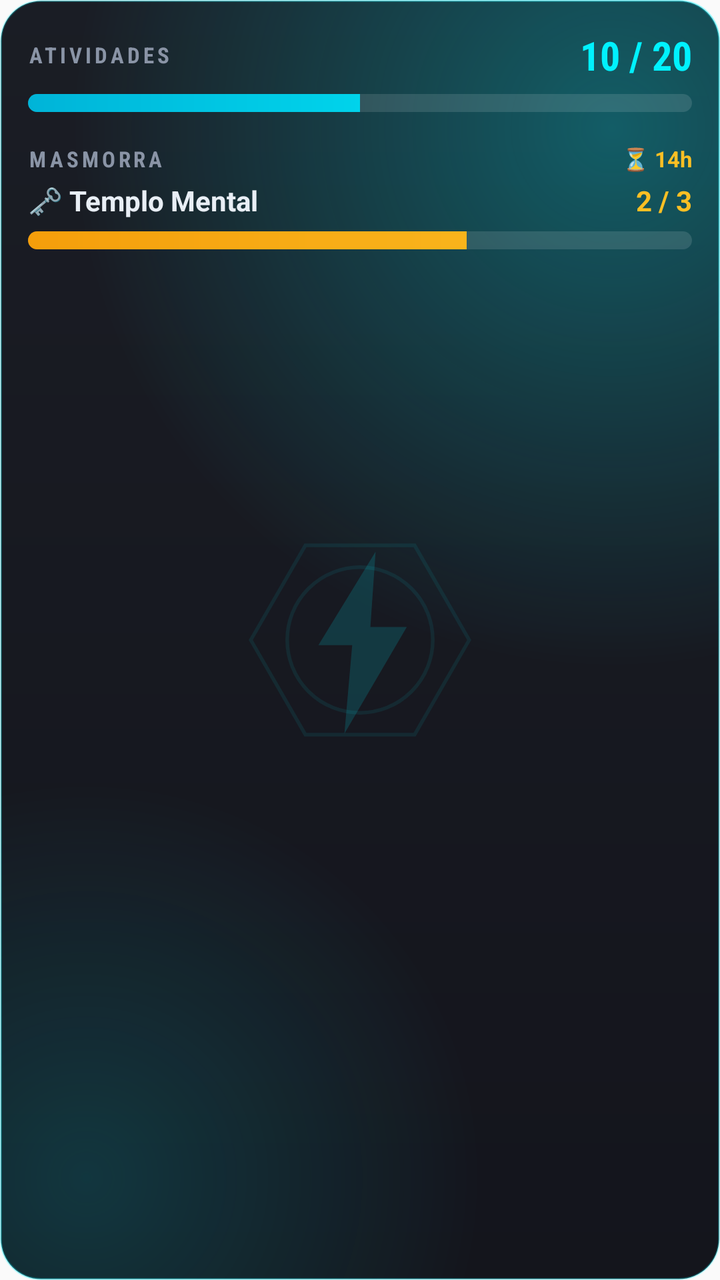
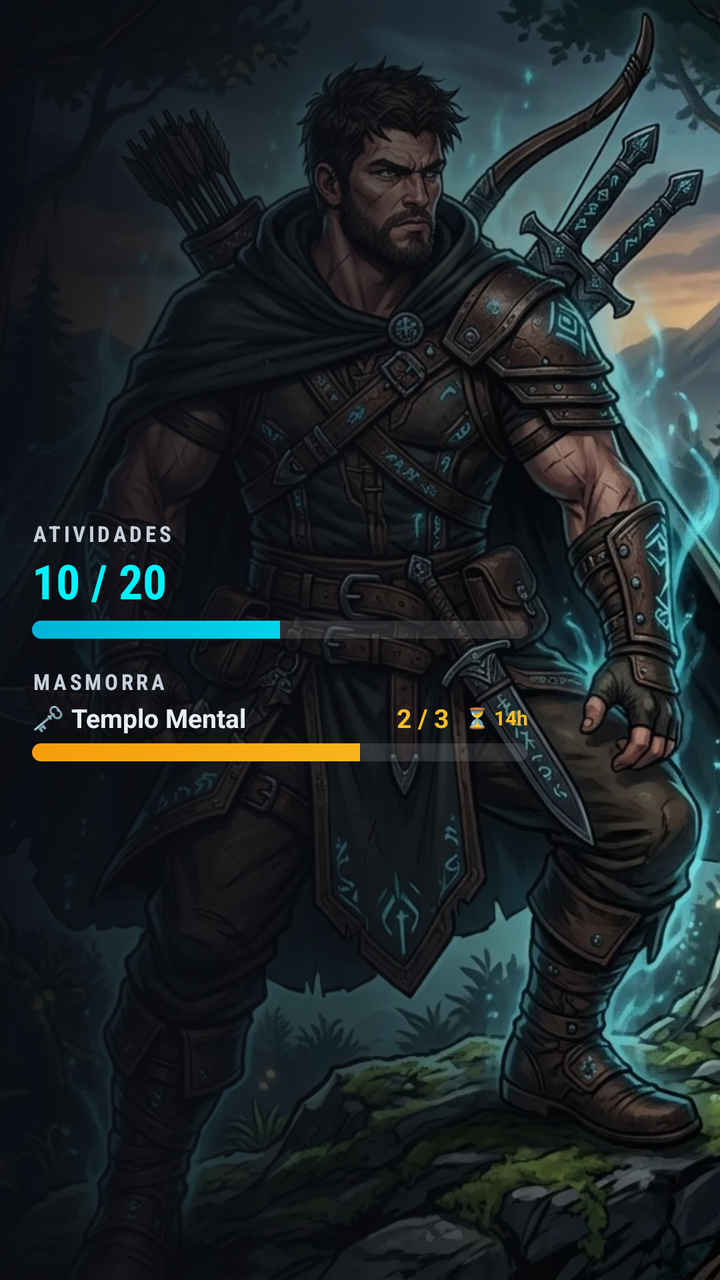

Screens rendered from an Android XML layout before and after an edit, with the pre-edit source and the edit as a unified diff.
<!-- AndroidManifest.xml: application theme AppTheme -->
<!-- res/layout/widget_liferpg.xml -->
<?xml version="1.0" encoding="utf-8"?>
<LinearLayout xmlns:android="http://schemas.android.com/apk/res/android"
    android:id="@+id/widget_root"
    android:layout_width="match_parent"
    android:layout_height="match_parent"
    android:orientation="vertical"
    android:background="@drawable/widget_bg"
    android:padding="14dp">

    
    <LinearLayout
        android:layout_width="match_parent"
        android:layout_height="wrap_content"
        android:orientation="horizontal"
        android:gravity="center_vertical">

        <TextView
            android:layout_width="0dp"
            android:layout_height="wrap_content"
            android:layout_weight="1"
            android:text="ATIVIDADES"
            android:textColor="#8A94A6"
            android:textSize="11sp"
            android:textStyle="bold"
            android:letterSpacing="0.15"
            android:fontFamily="sans-serif-condensed" />

        <TextView
            android:id="@+id/widget_act_value"
            android:layout_width="wrap_content"
            android:layout_height="wrap_content"
            android:text="10 / 20"
            android:textColor="#00F2FE"
            android:textStyle="bold"
            android:textSize="20sp"
            android:fontFamily="sans-serif-condensed" />
    </LinearLayout>

    <ProgressBar
        android:id="@+id/widget_act_bar"
        style="?android:attr/progressBarStyleHorizontal"
        android:layout_width="match_parent"
        android:layout_height="9dp"
        android:layout_marginTop="6dp"
        android:max="100"
        android:progress="50"
        android:progressDrawable="@drawable/widget_xp_progress" />

    
    <LinearLayout
        android:layout_width="match_parent"
        android:layout_height="wrap_content"
        android:orientation="horizontal"
        android:layout_marginTop="16dp"
        android:gravity="center_vertical">

        <TextView
            android:layout_width="0dp"
            android:layout_height="wrap_content"
            android:layout_weight="1"
            android:text="MASMORRA"
            android:textColor="#8A94A6"
            android:textSize="11sp"
            android:textStyle="bold"
            android:letterSpacing="0.15"
            android:fontFamily="sans-serif-condensed" />

        <TextView
            android:id="@+id/widget_dungeon_time"
            android:layout_width="wrap_content"
            android:layout_height="wrap_content"
            android:text="⏳ 14h"
            android:textColor="#FBBF24"
            android:textSize="11sp"
            android:textStyle="bold" />
    </LinearLayout>

    <LinearLayout
        android:layout_width="match_parent"
        android:layout_height="wrap_content"
        android:orientation="horizontal"
        android:layout_marginTop="4dp"
        android:gravity="center_vertical">

        <TextView
            android:id="@+id/widget_dungeon_title"
            android:layout_width="0dp"
            android:layout_height="wrap_content"
            android:layout_weight="1"
            android:text="🗝 Templo Mental"
            android:textColor="#E8EEF5"
            android:textStyle="bold"
            android:textSize="14sp"
            android:maxLines="1"
            android:ellipsize="end" />

        <TextView
            android:id="@+id/widget_dungeon_value"
            android:layout_width="wrap_content"
            android:layout_height="wrap_content"
            android:layout_marginStart="8dp"
            android:text="2 / 3"
            android:textColor="#FBBF24"
            android:textStyle="bold"
            android:textSize="14sp" />
    </LinearLayout>

    <ProgressBar
        android:id="@+id/widget_dungeon_bar"
        style="?android:attr/progressBarStyleHorizontal"
        android:layout_width="match_parent"
        android:layout_height="9dp"
        android:layout_marginTop="6dp"
        android:max="100"
        android:progress="66"
        android:progressDrawable="@drawable/widget_dungeon_progress" />

</LinearLayout>
<!-- resources referenced by this layout -->
<resources>
  <!-- drawable widget_dungeon_progress (drawable) -->
  <?xml version="1.0" encoding="utf-8"?>
  <layer-list xmlns:android="http://schemas.android.com/apk/res/android">
      <item android:id="@android:id/background">
          <shape android:shape="rectangle">
              <corners android:radius="6dp" />
              <solid android:color="#1FFFFFFF" />
          </shape>
      </item>
      <item android:id="@android:id/progress">
          <clip>
              <shape android:shape="rectangle">
                  <corners android:radius="6dp" />
                  <gradient
                      android:angle="0"
                      android:startColor="#F59E0B"
                      android:endColor="#FBBF24" />
              </shape>
          </clip>
      </item>
  </layer-list>
  <!-- drawable widget_xp_progress (drawable) -->
  <?xml version="1.0" encoding="utf-8"?>
  <layer-list xmlns:android="http://schemas.android.com/apk/res/android">
      <item android:id="@android:id/background">
          <shape android:shape="rectangle">
              <corners android:radius="6dp" />
              <solid android:color="#1FFFFFFF" />
          </shape>
      </item>
      <item android:id="@android:id/progress">
          <clip>
              <shape android:shape="rectangle">
                  <corners android:radius="6dp" />
                  <gradient
                      android:angle="0"
                      android:startColor="#00B4D8"
                      android:endColor="#00F2FE" />
              </shape>
          </clip>
      </item>
  </layer-list>
  <style name="AppTheme" parent="Theme.AppCompat.Light.DarkActionBar">
          
          <item name="colorPrimary">@color/colorPrimary</item>
          <item name="colorPrimaryDark">@color/colorPrimaryDark</item>
          <item name="colorAccent">@color/colorAccent</item>
      </style>
  <!-- drawable widget_emblem (drawable) -->
  <?xml version="1.0" encoding="utf-8"?>
  <vector xmlns:android="http://schemas.android.com/apk/res/android"
      android:width="120dp"
      android:height="120dp"
      android:viewportWidth="100"
      android:viewportHeight="100">
  
      
      <path
          android:strokeColor="#1400F2FE"
          android:strokeWidth="1.4"
          android:fillColor="#00000000"
          android:pathData="M92,50 L71,86.4 L29,86.4 L8,50 L29,13.6 L71,13.6 Z" />
  
      
      <path
          android:strokeColor="#1400F2FE"
          android:strokeWidth="1.4"
          android:fillColor="#00000000"
          android:pathData="M22,50 A28,28 0 1 1 78,50 A28,28 0 1 1 22,50 Z" />
  
      
      <path
          android:fillColor="#2600F2FE"
          android:pathData="M56,16 L34,52 L47,52 L44,86 L68,45 L54,45 Z" />
  </vector>
</resources>

<!-- the commit's change to res/layout/widget_liferpg.xml (unified diff, before → after) -->
@@ -1,28 +1,38 @@
 <?xml version="1.0" encoding="utf-8"?>
-<LinearLayout xmlns:android="http://schemas.android.com/apk/res/android"
+<FrameLayout xmlns:android="http://schemas.android.com/apk/res/android"
     android:id="@+id/widget_root"
     android:layout_width="match_parent"
     android:layout_height="match_parent"
-    android:orientation="vertical"
-    android:background="@drawable/widget_bg"
-    android:padding="14dp">
+    android:background="#FF0A0C12">
 
-    
+    <ImageView
+        android:id="@+id/widget_avatar"
+        android:layout_width="match_parent"
+        android:layout_height="match_parent"
+        android:scaleType="centerCrop"
+        android:src="@drawable/widget_avatar"
+        android:contentDescription="LifeRPG" />
+
     <LinearLayout
         android:layout_width="match_parent"
-        android:layout_height="wrap_content"
-        android:orientation="horizontal"
-        android:gravity="center_vertical">
+        android:layout_height="match_parent"
+        android:orientation="vertical"
+        android:gravity="center_vertical"
+        android:background="@drawable/widget_scrim"
+        android:paddingStart="16dp"
+        android:paddingEnd="96dp"
+        android:paddingTop="14dp"
+        android:paddingBottom="14dp">
 
+        
         <TextView
-            android:layout_width="0dp"
+            android:layout_width="wrap_content"
             android:layout_height="wrap_content"
-            android:layout_weight="1"
             android:text="ATIVIDADES"
-            android:textColor="#8A94A6"
+            android:textColor="#C8D0DC"
             android:textSize="11sp"
             android:textStyle="bold"
-            android:letterSpacing="0.15"
+            android:letterSpacing="0.14"
             android:fontFamily="sans-serif-condensed" />
 
         <TextView
@@ -32,87 +42,79 @@
             android:text="10 / 20"
             android:textColor="#00F2FE"
             android:textStyle="bold"
-            android:textSize="20sp"
+            android:textSize="24sp"
             android:fontFamily="sans-serif-condensed" />
-    </LinearLayout>
 
-    <ProgressBar
-        android:id="@+id/widget_act_bar"
-        style="?android:attr/progressBarStyleHorizontal"
-        android:layout_width="match_parent"
-        android:layout_height="9dp"
-        android:layout_marginTop="6dp"
-        android:max="100"
-        android:progress="50"
-        android:progressDrawable="@drawable/widget_xp_progress" />
+        <ProgressBar
+            android:id="@+id/widget_act_bar"
+            style="?android:attr/progressBarStyleHorizontal"
+            android:layout_width="match_parent"
+            android:layout_height="9dp"
+            android:layout_marginTop="4dp"
+            android:max="100"
+            android:progress="50"
+            android:progressDrawable="@drawable/widget_xp_progress" />
 
-    
-    <LinearLayout
-        android:layout_width="match_parent"
-        android:layout_height="wrap_content"
-        android:orientation="horizontal"
-        android:layout_marginTop="16dp"
-        android:gravity="center_vertical">
-
+        
         <TextView
-            android:layout_width="0dp"
+            android:layout_width="wrap_content"
             android:layout_height="wrap_content"
-            android:layout_weight="1"
+            android:layout_marginTop="14dp"
             android:text="MASMORRA"
-            android:textColor="#8A94A6"
+            android:textColor="#C8D0DC"
             android:textSize="11sp"
             android:textStyle="bold"
-            android:letterSpacing="0.15"
+            android:letterSpacing="0.14"
             android:fontFamily="sans-serif-condensed" />
 
-        <TextView
-            android:id="@+id/widget_dungeon_time"
-            android:layout_width="wrap_content"
+        <LinearLayout
+            android:layout_width="match_parent"
             android:layout_height="wrap_content"
-            android:text="⏳ 14h"
-            android:textColor="#FBBF24"
-            android:textSize="11sp"
-            android:textStyle="bold" />
+            android:orientation="horizontal"
+            android:layout_marginTop="2dp"
+            android:gravity="center_vertical">
+
+            <TextView
+                android:id="@+id/widget_dungeon_title"
+                android:layout_width="0dp"
+                android:layout_height="wrap_content"
+                android:layout_weight="1"
+                android:text="🗝 Templo Mental"
+                android:textColor="#E8EEF5"
+                android:textStyle="bold"
+                android:textSize="13sp"
+                android:maxLines="1"
+                android:ellipsize="end" />
+
+            <TextView
+                android:id="@+id/widget_dungeon_value"
+                android:layout_width="wrap_content"
+                android:layout_height="wrap_content"
+                android:layout_marginStart="8dp"
+                android:text="2 / 3"
+                android:textColor="#FBBF24"
+                android:textStyle="bold"
+                android:textSize="13sp" />
+
+            <TextView
+                android:id="@+id/widget_dungeon_time"
+                android:layout_width="wrap_content"
+                android:layout_height="wrap_content"
+                android:layout_marginStart="8dp"
+                android:text="⏳ 14h"
+                android:textColor="#FBBF24"
+                android:textSize="10sp"
+                android:textStyle="bold" />
+        </LinearLayout>
+
+        <ProgressBar
+            android:id="@+id/widget_dungeon_bar"
+            style="?android:attr/progressBarStyleHorizontal"
+            android:layout_width="match_parent"
+            android:layout_height="9dp"
+            android:layout_marginTop="4dp"
+            android:max="100"
+            android:progress="66"
+            android:progressDrawable="@drawable/widget_dungeon_progress" />
     </LinearLayout>
-
-    <LinearLayout
-        android:layout_width="match_parent"
-        android:layout_height="wrap_content"
-        android:orientation="horizontal"
-        android:layout_marginTop="4dp"
-        android:gravity="center_vertical">
-
-        <TextView
-            android:id="@+id/widget_dungeon_title"
-            android:layout_width="0dp"
-            android:layout_height="wrap_content"
-            android:layout_weight="1"
-            android:text="🗝 Templo Mental"
-            android:textColor="#E8EEF5"
-            android:textStyle="bold"
-            android:textSize="14sp"
-            android:maxLines="1"
-            android:ellipsize="end" />
-
-        <TextView
-            android:id="@+id/widget_dungeon_value"
-            android:layout_width="wrap_content"
-            android:layout_height="wrap_content"
-            android:layout_marginStart="8dp"
-            android:text="2 / 3"
-            android:textColor="#FBBF24"
-            android:textStyle="bold"
-            android:textSize="14sp" />
-    </LinearLayout>
-
-    <ProgressBar
-        android:id="@+id/widget_dungeon_bar"
-        style="?android:attr/progressBarStyleHorizontal"
-        android:layout_width="match_parent"
-        android:layout_height="9dp"
-        android:layout_marginTop="6dp"
-        android:max="100"
-        android:progress="66"
-        android:progressDrawable="@drawable/widget_dungeon_progress" />
-
-</LinearLayout>
+</FrameLayout>
<!-- resource entries referenced after the edit -->
@@ -1,5 +1,6 @@
 <!-- resources referenced by this layout -->
 <resources>
+  <!-- drawable widget_avatar: webp bitmap (drawable, 174104 bytes) -->
   <!-- drawable widget_dungeon_progress (drawable) -->
   <?xml version="1.0" encoding="utf-8"?>
   <layer-list xmlns:android="http://schemas.android.com/apk/res/android">
@@ -21,6 +22,17 @@
           </clip>
       </item>
   </layer-list>
+  <!-- drawable widget_scrim (drawable) -->
+  <?xml version="1.0" encoding="utf-8"?>
+  <shape xmlns:android="http://schemas.android.com/apk/res/android"
+      android:shape="rectangle">
+      <gradient
+          android:type="linear"
+          android:angle="0"
+          android:startColor="#F20A0C12"
+          android:centerColor="#B00A0C12"
+          android:endColor="#1A0A0C12" />
+  </shape>
   <!-- drawable widget_xp_progress (drawable) -->
   <?xml version="1.0" encoding="utf-8"?>
   <layer-list xmlns:android="http://schemas.android.com/apk/res/android">
@@ -48,32 +60,5 @@
           <item name="colorPrimaryDark">@color/colorPrimaryDark</item>
           <item name="colorAccent">@color/colorAccent</item>
       </style>
-  <!-- drawable widget_emblem (drawable) -->
-  <?xml version="1.0" encoding="utf-8"?>
-  <vector xmlns:android="http://schemas.android.com/apk/res/android"
-      android:width="120dp"
-      android:height="120dp"
-      android:viewportWidth="100"
-      android:viewportHeight="100">
-  
-      
-      <path
-          android:strokeColor="#1400F2FE"
-          android:strokeWidth="1.4"
-          android:fillColor="#00000000"
-          android:pathData="M92,50 L71,86.4 L29,86.4 L8,50 L29,13.6 L71,13.6 Z" />
-  
-      
-      <path
-          android:strokeColor="#1400F2FE"
-          android:strokeWidth="1.4"
-          android:fillColor="#00000000"
-          android:pathData="M22,50 A28,28 0 1 1 78,50 A28,28 0 1 1 22,50 Z" />
-  
-      
-      <path
-          android:fillColor="#2600F2FE"
-          android:pathData="M56,16 L34,52 L47,52 L44,86 L68,45 L54,45 Z" />
-  </vector>
 </resources>
 
